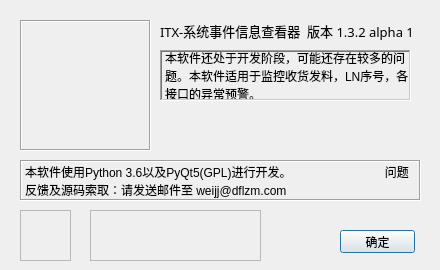
The window that System_Event_Watcher/UI_about.ui (ITX-Snowhare/Python_DFLZM_System_Event_Watcher) describes before a commit, drawn with Qt 5.
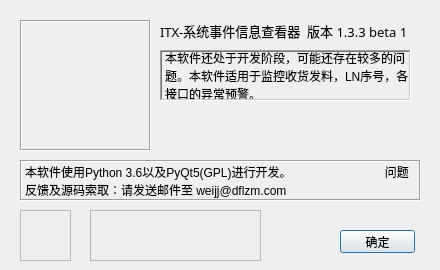
The same window after the commit. Icons and pictures are not drawn.

Commit message: 修复网络异常弹窗无法弹出的BUG

```diff
--- a/System_Event_Watcher/UI_about.ui
+++ b/System_Event_Watcher/UI_about.ui
@@ -66,7 +66,7 @@
     </font>
    </property>
    <property name="text">
-    <string>ITX-系统事件信息查看器  版本 1.3.2 alpha 1</string>
+    <string>ITX-系统事件信息查看器  版本 1.3.3 beta 1</string>
    </property>
   </widget>
   <widget class="QLabel" name="label_3">
```
The commit also changes 2 other files.
